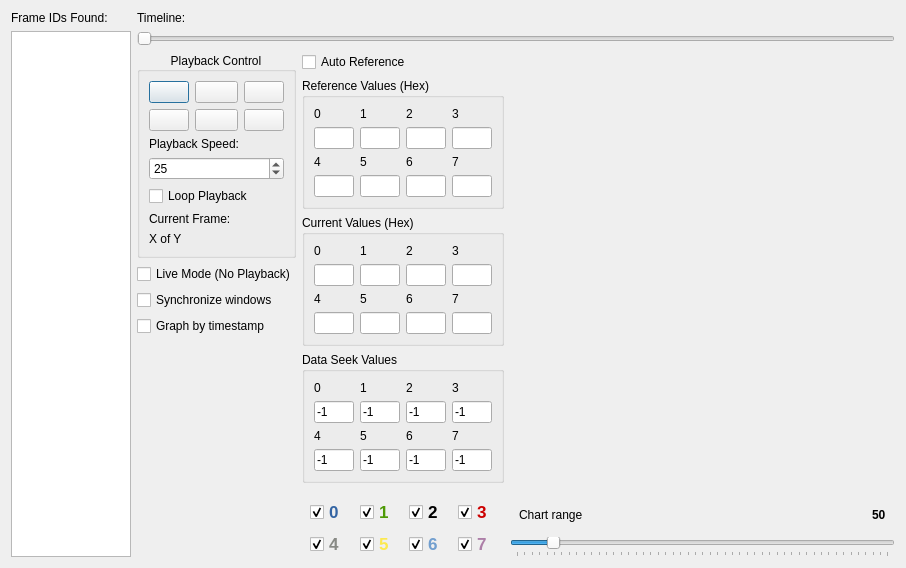
collin80/SavvyCAN, file ui/flowviewwindow.ui: the form before one commit.
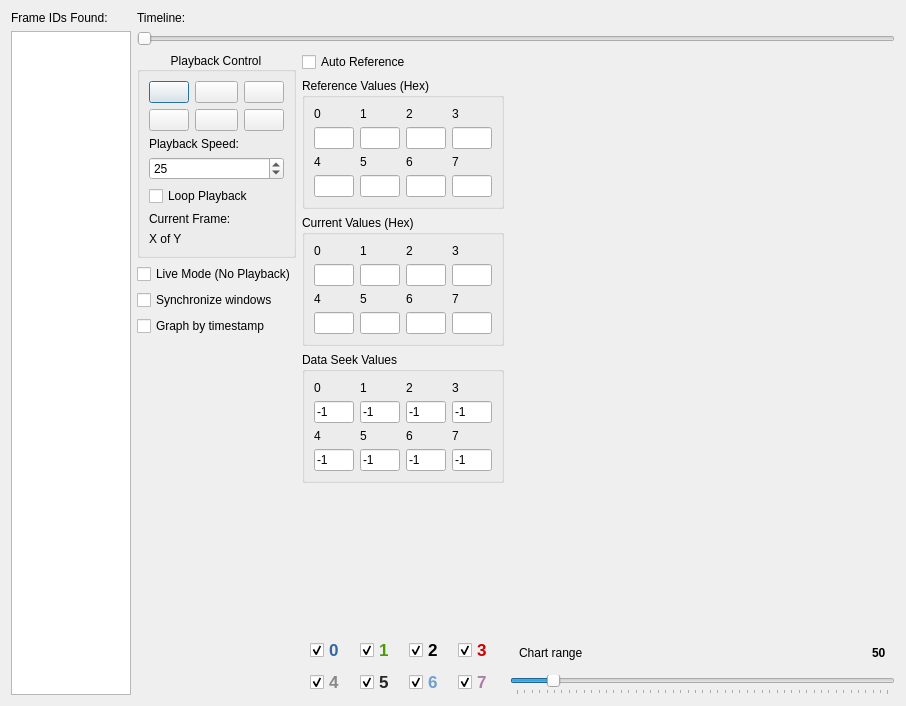
The form after the commit. Icons and pictures are not drawn. Custom widgets are drawn as their Qt base class.

Commit message: Transition yellow color on graphs to a darker tone for better visibility.

What changed in the file:
```diff
--- a/ui/flowviewwindow.ui
+++ b/ui/flowviewwindow.ui
@@ -7,7 +7,7 @@
     <x>0</x>
     <y>0</y>
     <width>906</width>
-    <height>568</height>
+    <height>706</height>
    </rect>
   </property>
   <property name="windowTitle">
@@ -1037,9 +1037,9 @@
             <colorrole role="WindowText">
              <brush brushstyle="SolidPattern">
               <color alpha="255">
-               <red>252</red>
-               <green>233</green>
-               <blue>79</blue>
+               <red>167</red>
+               <green>154</green>
+               <blue>52</blue>
               </color>
              </brush>
             </colorrole>
@@ -1048,9 +1048,9 @@
             <colorrole role="WindowText">
              <brush brushstyle="SolidPattern">
               <color alpha="255">
-               <red>252</red>
-               <green>233</green>
-               <blue>79</blue>
+               <red>35</red>
+               <green>38</green>
+               <blue>41</blue>
               </color>
              </brush>
             </colorrole>
@@ -1071,7 +1071,6 @@
          <property name="font">
           <font>
            <pointsize>13</pointsize>
-           <weight>75</weight>
            <bold>true</bold>
           </font>
          </property>
@@ -1131,7 +1130,6 @@
          <property name="font">
           <font>
            <pointsize>13</pointsize>
-           <weight>75</weight>
            <bold>true</bold>
           </font>
          </property>
@@ -1191,7 +1189,6 @@
          <property name="font">
           <font>
            <pointsize>13</pointsize>
-           <weight>75</weight>
            <bold>true</bold>
           </font>
          </property>
@@ -1251,7 +1248,6 @@
          <property name="font">
           <font>
            <pointsize>13</pointsize>
-           <weight>75</weight>
            <bold>true</bold>
           </font>
          </property>
@@ -1311,7 +1307,6 @@
          <property name="font">
           <font>
            <pointsize>13</pointsize>
-           <weight>75</weight>
            <bold>true</bold>
           </font>
          </property>
@@ -1371,7 +1366,6 @@
          <property name="font">
           <font>
            <pointsize>13</pointsize>
-           <weight>75</weight>
            <bold>true</bold>
           </font>
          </property>
@@ -1431,7 +1425,6 @@
          <property name="font">
           <font>
            <pointsize>13</pointsize>
-           <weight>75</weight>
            <bold>true</bold>
           </font>
          </property>
@@ -1491,7 +1484,6 @@
          <property name="font">
           <font>
            <pointsize>13</pointsize>
-           <weight>75</weight>
            <bold>true</bold>
           </font>
          </property>
@@ -1553,7 +1545,6 @@
           </property>
           <property name="font">
            <font>
-            <weight>75</weight>
             <bold>true</bold>
            </font>
           </property>
```
The commit also changes 2 other files.
